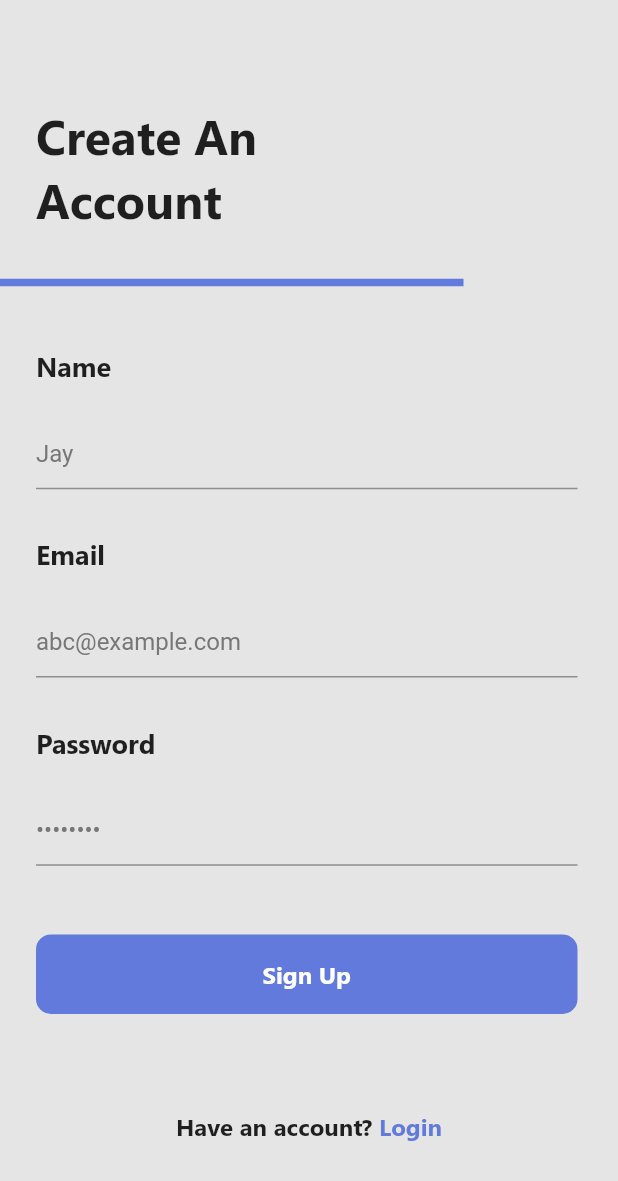
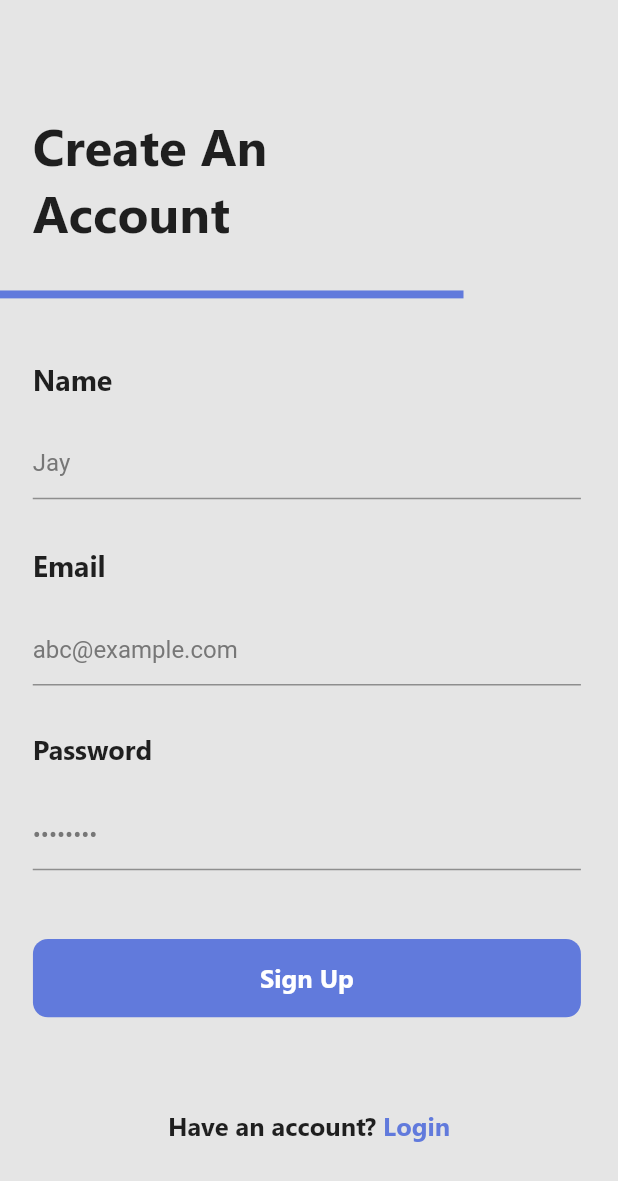
Before and after one commit to Crazelu/medbuzz2.0, a Flutter app: the screen it shows after launch, on a phone screen of 412 x 824 dp. Shown: the top 1181 px of the screen. Run offline on Flutter 3.47's test engine with Material 2 defaults, Android fonts, the phone set to English and light mode, and no system bars; our stand-ins replace font_awesome_flutter, scrollable_positioned_list, table_calendar; missing offline and left inert: bubbled_navigation_bar, date_util.

Commit message:
make page responsive using Config class

```diff
--- a/lib/ui/views/signup_page/signup_screen.dart
+++ b/lib/ui/views/signup_page/signup_screen.dart
@@ -1,4 +1,5 @@
 import 'package:flutter/material.dart';
+import 'package:MedBuzz/ui/size_config/config.dart';
 
 void main() => runApp(MaterialApp(
   home: Signup(),
@@ -12,6 +13,13 @@ class Signup extends StatelessWidget {
     //get Safe area padding
     EdgeInsets safe = MediaQuery.of(context).viewPadding;
 
+    print("value = ");
+    print( Config.xMargin(context, 1) );
+    print( Config.yMargin(context, 1) );
+    //yMargin constant  = 7.76
+    //xMargin constant = 4.5
+
+
     return SafeArea(
         child: Scaffold(
         backgroundColor: Color(0xffE5E5E5),
@@ -19,13 +27,13 @@ class Signup extends StatelessWidget {
           crossAxisAlignment: CrossAxisAlignment.stretch,
           mainAxisAlignment: MainAxisAlignment.spaceEvenly,
           children: <Widget>[
-            SizedBox(height: screenSize.height * 0.03,),
+            SizedBox(height: screenSize.height * 0.04,),
             Padding(
-              padding: const EdgeInsets.only(left: 24.0),
+              padding: EdgeInsets.only(left: Config.xMargin(context, 5.3) ),
               child: Text('Create An \nAccount',
                 style: TextStyle(
                   fontFamily: 'Segoe-Bold',
-                  fontSize: 32.0,
+                  fontSize: Config.yMargin(context, 4.12),
                 )
               ),
             ),
@@ -33,50 +41,49 @@ class Signup extends StatelessWidget {
             Divider(
               height: screenSize.height * 0.03,
               color: Color(0xff617ADC),
-              thickness: 5.0,
+              thickness: Config.yMargin(context, 0.64),
               endIndent: screenSize.width * 0.25,
               ),
             Padding(
-              padding: const EdgeInsets.only(left: 24.0, top: 10.0),
+              padding: EdgeInsets.only(left: Config.xMargin(context, 5.3), top: Config.yMargin(context, 1.28)),
               child: Text(
                 'Name',
                 style: TextStyle(
                   fontFamily: 'Segoe-Bold',
                   fontWeight: FontWeight.w400,
-                  fontSize: 18.0,
+                  fontSize: Config.yMargin(context, 2.31)
                 ),
               ),
             ),
             Padding(
-                padding: const EdgeInsets.only(left: 24.0, right: 27.0),
+                padding: EdgeInsets.only(left: Config.xMargin(context, 5.3), right: Config.xMargin(context, 6) ),
                 child: TextField(
                 decoration: InputDecoration(
                 hintText: 'Jay'
                 ),
               ),
             ),
-                      Padding(
-              padding: const EdgeInsets.only(left: 24.0, top: 10.0),
+            Padding(
+              padding: EdgeInsets.only(left: Config.xMargin(context, 5.3), top: Config.yMargin(context, 1.28)),
               child: Text(
                 'Email',
                 style: TextStyle(
                   fontFamily: 'Segoe-Bold',
                   fontWeight: FontWeight.w400,
-                  fontSize: 18.0,
+                  fontSize: Config.yMargin(context, 2.31)
                 ),
               ),
             ),
             Padding(
-                padding: const EdgeInsets.only(left: 24.0, right: 27.0),
+                padding: EdgeInsets.only(left: Config.xMargin(context, 5.3), right: Config.xMargin(context, 6) ),
                 child: TextField(
                 decoration: InputDecoration(
-
                 hintText: 'abc@example.com'
                 ),
               ),
             ),
             Padding(
-              padding: const EdgeInsets.only(left: 24.0, top: 10.0),
+              padding: EdgeInsets.only(left: Config.xMargin(context, 5.3), top: Config.yMargin(context, 1.28)),
               child: Text(
                 'Password',
                 style: TextStyle(
@@ -87,29 +94,29 @@ class Signup extends StatelessWidget {
               ),
             ),
             Padding(
-                padding: const EdgeInsets.only(left: 24.0, right: 27.0),
+                padding: EdgeInsets.only(left: Config.xMargin(context, 5.3), right: Config.xMargin(context, 6) ),
                 child: TextField(
                   obscureText: true,
-                decoration: InputDecoration(
-                hintText: '••••••••'
+                  decoration: InputDecoration(
+                  hintText: '••••••••'
                 ),
               ),
             ),
 
             Container(
 
-              padding: EdgeInsets.all(16.0),
+              padding: EdgeInsets.all(Config.xMargin(context, 3.55)),
               decoration: BoxDecoration(
                 borderRadius: BorderRadius.all(Radius.circular(10)),
                 color: Color(0xff617ADC),
                 ),
               alignment: Alignment.center,
-              margin: EdgeInsets.only(top: 24, left: 24, right: 27),
+              margin: EdgeInsets.only(top: Config.yMargin(context, 3.09) , left: Config.xMargin(context, 5.33), right: Config.xMargin(context, 6) ), //24,24,27
               child: Text(
                 'Sign Up',
                 style: TextStyle(
                   fontFamily: 'Segoe-Bold',
-                  fontSize: 16.0,
+                  fontSize: Config.yMargin(context, 2.06),
                   fontWeight: FontWeight.bold,
                   color: Colors.white,
                 ),
@@ -127,7 +134,7 @@ class Signup extends StatelessWidget {
                   style: TextStyle(
                   fontFamily: 'Segoe-Bold',
                   fontWeight: FontWeight.bold,
-                  fontSize: 16.0,
+                  fontSize: Config.yMargin(context, 2.06), //16
                 ),),
                 Text(
                   'Login',
@@ -135,11 +142,12 @@ class Signup extends StatelessWidget {
                   fontFamily: 'Segoe-Bold',
                   fontWeight: FontWeight.bold,
                   color: Color(0xff617ADC),
-                  fontSize: 16.0,
+                  fontSize: Config.yMargin(context, 2.06), //16
                 ),)
               ],),
             )
 
+            //4.5, 7.76
           ],
         )
       ),
```
